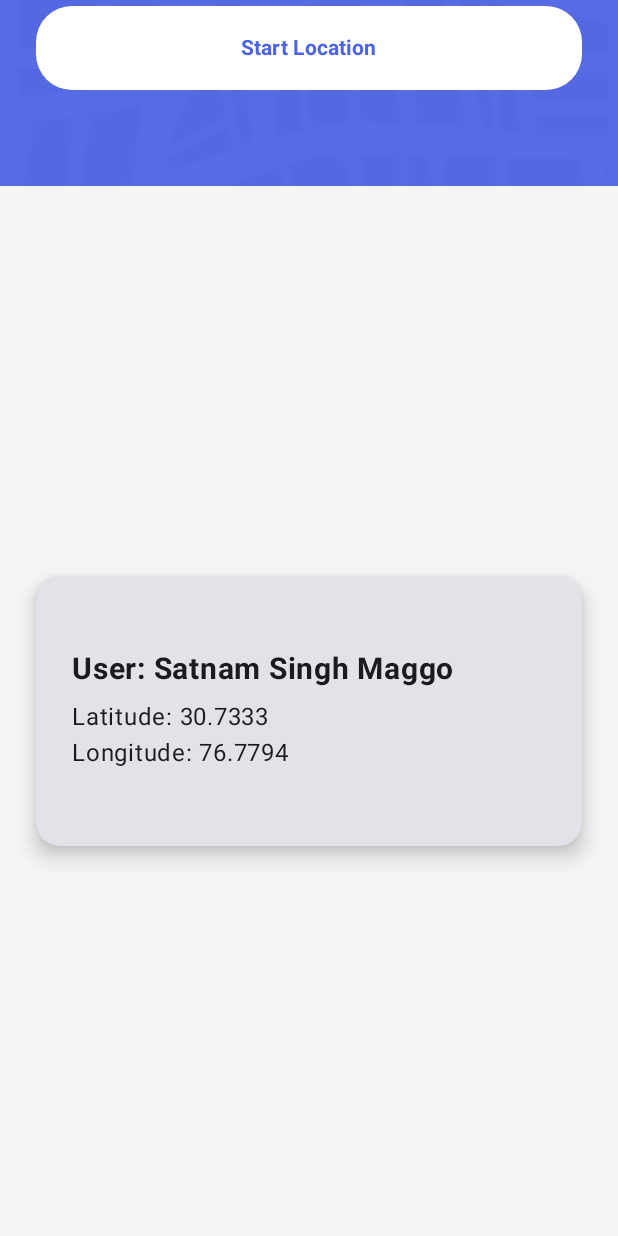
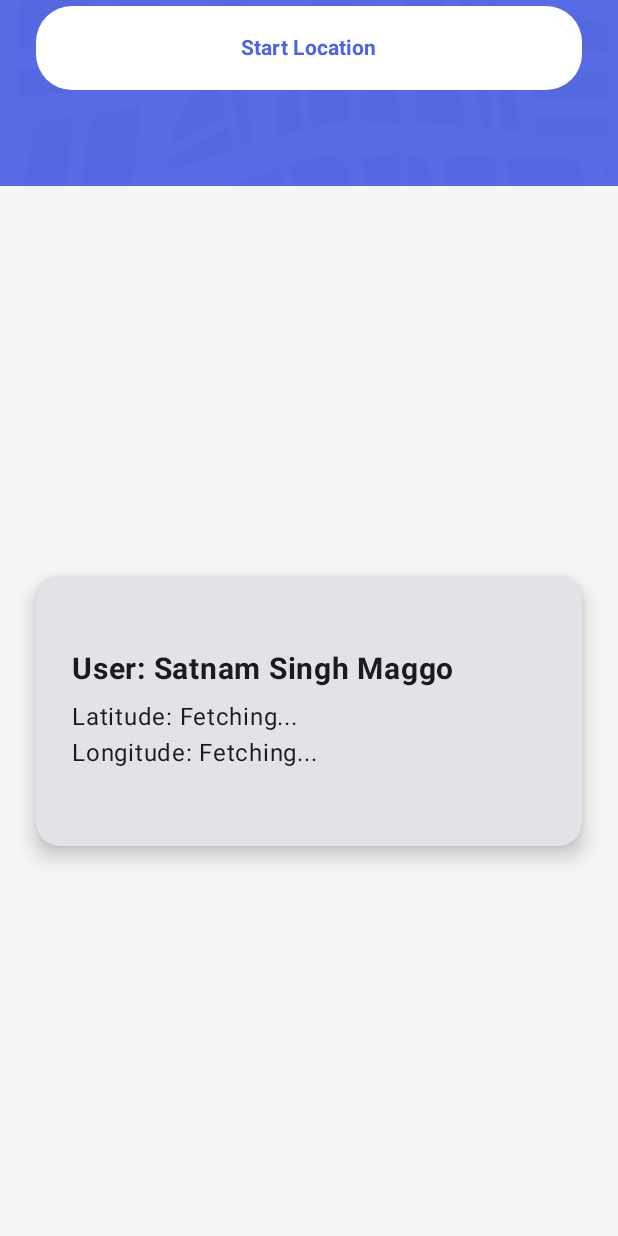
Before and after one commit to CoderSingh1/LocationTracker, an Android app built with Jetpack Compose: the screen it shows after launch (MainActivity), scrolled down 576 dp, on a phone screen of 412 x 824 dp. Run offline under Robolectric (Android 15) with nearby library versions, the light colour scheme and no system bars.

Commit message:
only commit

```diff
--- a/app/build.gradle.kts
+++ b/app/build.gradle.kts
@@ -50,6 +50,7 @@ dependencies {
     implementation(libs.androidx.ui.tooling.preview)
     implementation(libs.androidx.material3)
     implementation(libs.android.lottie.compose)
+    implementation (libs.play.services.location)
     testImplementation(libs.junit)
     androidTestImplementation(libs.androidx.junit)
     androidTestImplementation(libs.androidx.espresso.core)
--- a/app/src/main/AndroidManifest.xml
+++ b/app/src/main/AndroidManifest.xml
@@ -1,6 +1,8 @@
 <?xml version="1.0" encoding="utf-8"?>
 <manifest xmlns:android="http://schemas.android.com/apk/res/android"
     xmlns:tools="http://schemas.android.com/tools">
+    <uses-permission android:name="android.permission.ACCESS_FINE_LOCATION" />
+    <uses-permission android:name="android.permission.ACCESS_COARSE_LOCATION" />
 
     <application
         android:allowBackup="true"
--- a/app/src/main/java/com/satnamsinghmaggo/locationtracker/MainActivity.kt
+++ b/app/src/main/java/com/satnamsinghmaggo/locationtracker/MainActivity.kt
@@ -1,9 +1,16 @@
 package com.satnamsinghmaggo.locationtracker
 
+import android.Manifest
+import android.annotation.SuppressLint
+import android.content.pm.PackageManager
+import android.location.Location
 import android.os.Bundle
+import android.os.Looper
 import androidx.activity.ComponentActivity
+import androidx.activity.compose.rememberLauncherForActivityResult
 import androidx.activity.compose.setContent
 import androidx.activity.enableEdgeToEdge
+import androidx.activity.result.contract.ActivityResultContracts
 import androidx.compose.foundation.Image
 import androidx.compose.foundation.background
 import androidx.compose.foundation.layout.*
@@ -18,15 +25,18 @@ import androidx.compose.ui.draw.alpha
 import androidx.compose.ui.graphics.Color
 import androidx.compose.ui.graphics.toArgb
 import androidx.compose.ui.layout.ContentScale
+import androidx.compose.ui.platform.LocalContext
 import androidx.compose.ui.res.painterResource
 import androidx.compose.ui.text.font.FontWeight
 import androidx.compose.ui.text.style.TextAlign
 import androidx.compose.ui.tooling.preview.Preview
 import androidx.compose.ui.unit.dp
 import androidx.compose.ui.unit.sp
+import androidx.core.content.ContextCompat
 import com.airbnb.lottie.LottieProperty
 import com.airbnb.lottie.compose.*
 import com.airbnb.lottie.model.KeyPath
+import com.google.android.gms.location.*
 import com.satnamsinghmaggo.locationtracker.ui.theme.LocationTrackerTheme
 import kotlinx.coroutines.launch
 
@@ -44,17 +54,44 @@ class MainActivity : ComponentActivity() {
     }
 }
 
+@SuppressLint("MissingPermission")
 @Composable
 fun LocationTrackerScrollScreen(modifier: Modifier = Modifier) {
+    val context = LocalContext.current
     val backgroundColor = Color(0xFF4C62E7)
     val scrollState = rememberScrollState()
     val coroutineScope = rememberCoroutineScope()
 
+    val userName = "Satnam Singh Maggo"
+    val latitude = remember { mutableStateOf<String?>(null) }
+    val longitude = remember { mutableStateOf<String?>(null) }
+    val locationRequest = remember { LocationRequest.create().apply {
+        priority = LocationRequest.PRIORITY_HIGH_ACCURACY
+        interval = 10000
+        fastestInterval = 5000
+    } }
 
-    val userName = "Satnam Singh Maggo"
-    val latitude = "30.7333"
-    val longitude = "76.7794"
+    // Permission handling
+    val permissionLauncher = rememberLauncherForActivityResult(
+        ActivityResultContracts.RequestPermission()
+    ) { isGranted ->
+        if (isGranted) {
+            fetchLocation(context, locationRequest, latitude, longitude)
+        }
+    }
 
+    val permissionCheck = ContextCompat.checkSelfPermission(
+        context,
+        Manifest.permission.ACCESS_FINE_LOCATION
+    ) == PackageManager.PERMISSION_GRANTED
+
+    LaunchedEffect(permissionCheck) {
+        if (permissionCheck) {
+            fetchLocation(context, locationRequest, latitude, longitude)
+        } else {
+            permissionLauncher.launch(Manifest.permission.ACCESS_FINE_LOCATION)
+        }
+    }
 
     Column(
         modifier = modifier
@@ -182,15 +219,48 @@ fun LocationTrackerScrollScreen(modifier: Modifier = Modifier) {
                 ) {
                     Text(text = "User: $userName", fontSize = 20.sp, fontWeight = FontWeight.Bold)
                     Spacer(modifier = Modifier.height(8.dp))
-                    Text(text = "Latitude: $latitude", fontSize = 16.sp)
-                    Text(text = "Longitude: $longitude", fontSize = 16.sp)
+                    Text("Latitude: ${latitude.value ?: "Fetching..."}", fontSize = 16.sp)
+                    Text("Longitude: ${longitude.value ?: "Fetching..."}", fontSize = 16.sp)
                 }
             }
         }
     }
 }
 
+@SuppressLint("MissingPermission")
+private fun fetchLocation(
+    context: android.content.Context,
+    locationRequest: LocationRequest,
+    latitude: MutableState<String?>,
+    longitude: MutableState<String?>
+) {
+    val fusedLocationClient = LocationServices.getFusedLocationProviderClient(context)
+    val locationCallback = object : LocationCallback() {
+        override fun onLocationResult(locationResult: LocationResult) {
+            for (location in locationResult.locations) {
+                latitude.value = location.latitude.toString()
+                longitude.value = location.longitude.toString()
+                // Remove updates after getting the first location to save battery
+                fusedLocationClient.removeLocationUpdates(this)
+            }
+        }
+    }
 
+    // First try to get last location (might be null)
+    fusedLocationClient.lastLocation.addOnSuccessListener { location: Location? ->
+        if (location != null) {
+            latitude.value = location.latitude.toString()
+            longitude.value = location.longitude.toString()
+        } else {
+            // If last location is null, request updates
+            fusedLocationClient.requestLocationUpdates(
+                locationRequest,
+                locationCallback,
+                Looper.getMainLooper()
+            )
+        }
+    }
+}
 
 @Preview(showBackground = true)
 @Composable
--- a/gradle/libs.versions.toml
+++ b/gradle/libs.versions.toml
@@ -9,6 +9,7 @@ lifecycleRuntimeKtx = "2.9.0"
 activityCompose = "1.10.1"
 composeBom = "2024.09.00"
 lottieComposeVersion = "6.3.0"
+playServicesLocation = "21.0.1"
 
 [libraries]
 android-lottie-compose = { module = "com.airbnb.android:lottie-compose", version.ref = "lottieComposeVersion" }
@@ -26,6 +27,7 @@ androidx-ui-tooling-preview = { group = "androidx.compose.ui", name = "ui-toolin
 androidx-ui-test-manifest = { group = "androidx.compose.ui", name = "ui-test-manifest" }
 androidx-ui-test-junit4 = { group = "androidx.compose.ui", name = "ui-test-junit4" }
 androidx-material3 = { group = "androidx.compose.material3", name = "material3" }
+play-services-location = { module = "com.google.android.gms:play-services-location", version.ref = "playServicesLocation" }
 
 [plugins]
 android-application = { id = "com.android.application", version.ref = "agp" }
```
